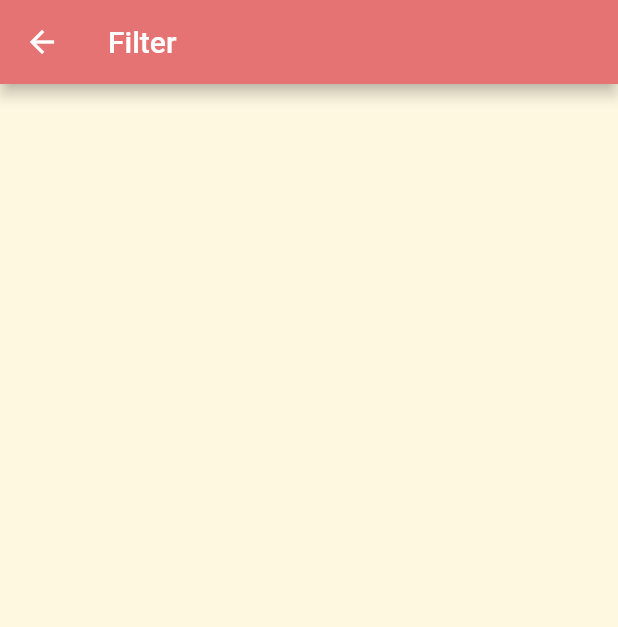
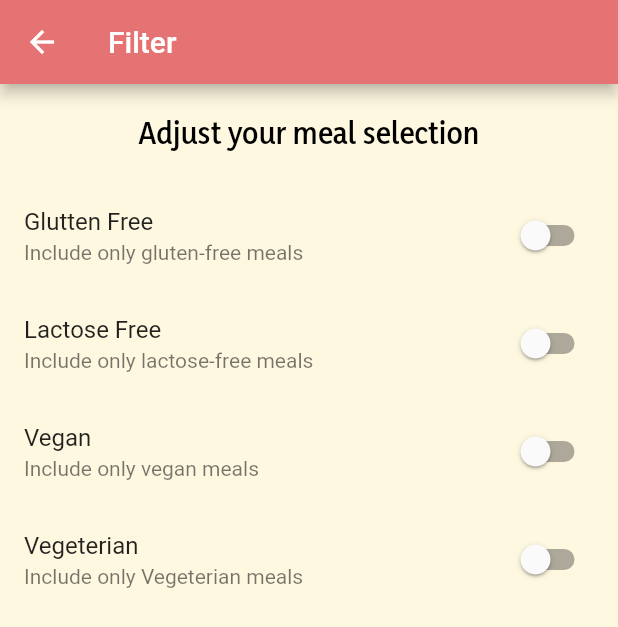
Before and after one commit to SerKleanthis/meal_app, a Flutter app: the FilterScreen screen opened by its route, on a phone screen of 412 x 824 dp. Shown: the top 627 px of the screen. Run offline on Flutter 3.47's test engine with Material 2 defaults, Android fonts, the phone set to English and light mode, and no system bars; our stand-ins replace lottie, shared_preferences; accounts and stored records are empty.

Commit message:
User preferences adde and filters modified

```diff
--- a/lib/importing_all.dart
+++ b/lib/importing_all.dart
@@ -3,6 +3,7 @@
 // Models
 export './models/category.dart';
 export './models/meal.dart';
+export './models/user_preferences.dart';
 
 // Screens
 export 'screens/categories_screen.dart';
--- a/lib/main.dart
+++ b/lib/main.dart
@@ -1,7 +1,11 @@
 import 'package:flutter/material.dart';
 import 'importing_all.dart';
 
-void main() => runApp(MyApp());
+void main() async {
+  WidgetsFlutterBinding.ensureInitialized();
+  await UserPreferences.init();
+  runApp(MyApp());
+}
 
 class MyApp extends StatefulWidget {
   @override
@@ -9,6 +13,15 @@ class MyApp extends StatefulWidget {
 }
 
 class _MyAppState extends State<MyApp> {
+  Map<String, bool> filters = {
+    'gluten-free': false,
+    'lactose-free': false,
+    'vegan': false,
+    'vegeterian': false,
+  };
+
+  void _setFilters(Map<String, bool> filters) {}
+
   @override
   Widget build(BuildContext context) {
     return MaterialApp(
--- /dev/null
+++ b/lib/models/user_preferences.dart
@@ -0,0 +1,35 @@
+import 'package:shared_preferences/shared_preferences.dart';
+
+class UserPreferences {
+  static late SharedPreferences _preferences;
+  static const _lactose = 'lactose-free';
+  static const _gluten = 'gluten-free';
+  static const _vegan = 'vegan';
+  static const _vegeterian = 'vegeterian';
+
+  // Init
+  static Future init() async =>
+      _preferences = await SharedPreferences.getInstance();
+
+  // Setters
+  static Future setLactoseFree(bool value) async =>
+      await _preferences.setBool(_lactose, value);
+
+  static Future setGlutenFree(bool value) async =>
+      await _preferences.setBool(_gluten, value);
+
+  static Future setVegan(bool value) async =>
+      await _preferences.setBool(_vegan, value);
+
+  static Future setVegeterian(bool value) async =>
+      await _preferences.setBool(_vegeterian, value);
+
+  // Getters
+  static bool isLactoseFree() => _preferences.getBool(_lactose) ?? false;
+
+  static bool isGlutenFree() => _preferences.getBool(_gluten) ?? false;
+
+  static bool isVegan() => _preferences.getBool(_vegan) ?? false;
+
+  static bool isVegeterian() => _preferences.getBool(_vegeterian) ?? false;
+}
--- a/lib/route/route_generator.dart
+++ b/lib/route/route_generator.dart
@@ -1,4 +1,5 @@
 import 'package:flutter/material.dart';
+import 'package:meal_app/main.dart';
 import 'package:meal_app/screens/favorites_screen.dart';
 import '../importing_all.dart';
 
--- a/lib/screens/filters_screen.dart
+++ b/lib/screens/filters_screen.dart
@@ -1,7 +1,27 @@
 import 'package:flutter/material.dart';
+import 'package:meal_app/importing_all.dart';
 
-class FilterScreen extends StatelessWidget {
+class FilterScreen extends StatefulWidget {
   static const routeName = '/filters';
+
+  @override
+  State<FilterScreen> createState() => _FilterScreenState();
+}
+
+class _FilterScreenState extends State<FilterScreen> {
+  bool _isGlutenFree = false;
+  bool _isLactoseFree = false;
+  bool _isVegan = false;
+  bool _isVegeterian = false;
+
+  @override
+  void initState() {
+    _isGlutenFree = UserPreferences.isGlutenFree() ?? false;
+    _isLactoseFree = UserPreferences.isLactoseFree() ?? false;
+    _isVegan = UserPreferences.isVegan() ?? false;
+    _isVegeterian = UserPreferences.isVegeterian() ?? false;
+    super.initState();
+  }
 
   @override
   Widget build(BuildContext context) {
@@ -9,7 +29,69 @@ class FilterScreen extends StatelessWidget {
       appBar: AppBar(
         title: const Text('Filter'),
       ),
-      body: null,
+      body: Column(
+        children: [
+          Container(
+            padding: const EdgeInsets.all(20),
+            child: Text(
+              'Adjust your meal selection',
+              style: Theme.of(context).textTheme.headline4,
+            ),
+          ),
+          Expanded(
+            child: ListView(
+              children: [
+                SwitchListTile(
+                  title: Text('Glutten Free'),
+                  value: _isGlutenFree,
+                  subtitle: Text('Include only gluten-free meals'),
+                  onChanged: (newValue) {
+                    setState(() {
+                      _isGlutenFree = newValue;
+                      UserPreferences.setGlutenFree(newValue);
+                    });
+                  },
+                ),
+                SwitchListTile(
+                  title: Text('Lactose Free'),
+                  value: _isLactoseFree,
+                  subtitle: Text('Include only lactose-free meals'),
+                  onChanged: (newValue) {
+                    setState(() {
+                      _isLactoseFree = newValue;
+                      UserPreferences.setLactoseFree(newValue);
+                    });
+                  },
+                ),
+                SwitchListTile(
+                  title: Text('Vegan'),
+                  value: _isVegan,
+                  subtitle: Text('Include only vegan meals'),
+                  onChanged: (newValue) {
+                    setState(() {
+                      _isVegan = newValue;
+                      UserPreferences.setVegan(newValue);
+                    });
+                  },
+                ),
+                SwitchListTile(
+                  title: Text('Vegeterian'),
+                  value: _isVegeterian,
+                  subtitle: Text('Include only Vegeterian meals'),
+                  onChanged: (newValue) {
+                    setState(() {
+                      _isVegeterian = newValue;
+                      UserPreferences.setVegeterian(newValue);
+                    });
+                  },
+                ),
+              ],
+            ),
+          )
+        ],
+      ),
     );
   }
+
+  void saveFilters() {}
 }
--- a/lib/screens/meals_screen.dart
+++ b/lib/screens/meals_screen.dart
@@ -1,5 +1,6 @@
 import 'package:flutter/material.dart';
 import 'package:lottie/lottie.dart';
+import 'dart:developer';
 import '../importing_all.dart';
 
 class MealsScreen extends StatefulWidget {
@@ -45,7 +46,7 @@ class _MealsScreenState extends State<MealsScreen> {
 
   @override
   void didChangeDependencies() {
-    mealsList = getCategoryMealsToList();
+    mealsList = getMealsList();
     super.didChangeDependencies();
   }
 
@@ -55,27 +56,71 @@ class _MealsScreenState extends State<MealsScreen> {
         height: MediaQuery.of(context).size.height,
         width: MediaQuery.of(context).size.width,
       ),
-      child: Stack(
-        alignment: Alignment.center,
+      child: Column(
         children: [
-          Lottie.asset('assets/images/plate.json',
-              height: MediaQuery.of(context).size.height),
-          Positioned(
-            bottom: 160,
-            child: Text(
-              'It\'s Empty',
-              style: Theme.of(context).textTheme.headline4,
-            ),
+          LimitedBox(
+            maxHeight: MediaQuery.of(context).size.height * 0.7,
+            child: Lottie.asset('assets/images/plate.json'),
+          ),
+          Text(
+            'It\'s Empty',
+            style: Theme.of(context).textTheme.headline4,
           ),
         ],
       ),
     );
   }
 
-  List<Meal> getCategoryMealsToList() {
-    return dummyMeals.where((meal) {
-      return meal.categories.contains(widget.categoryId);
-    }).toList();
+  List<Meal>? getMealsList() {
+    List<Meal> mealsList = dummyMeals
+        .where((meal) => meal.categories.contains(widget.categoryId))
+        .toList();
+    var toRemove = [];
+
+    for (var meal in mealsList) {
+      log('${meal.isLactoseFree} - ${UserPreferences.isLactoseFree().toString()}');
+
+      if (UserPreferences.isLactoseFree()) {
+        if (!meal.isLactoseFree) {
+          setState(() {
+            toRemove.add(meal);
+          });
+        }
+      }
+
+      if (UserPreferences.isGlutenFree()) {
+        if (!meal.isGluttenFree) {
+          setState(() {
+            if (!toRemove.contains(meal)) {
+              toRemove.add(meal);
+            }
+          });
+        }
+      }
+
+      if (UserPreferences.isVegan()) {
+        if (!meal.isVegan) {
+          setState(() {
+            if (!toRemove.contains(meal)) {
+              toRemove.add(meal);
+            }
+          });
+        }
+      }
+
+      if (UserPreferences.isVegeterian()) {
+        if (!meal.isVegeterian) {
+          setState(() {
+            if (!toRemove.contains(meal)) {
+              toRemove.add(meal);
+            }
+          });
+        }
+      }
+    }
+
+    mealsList.removeWhere((element) => toRemove.contains(element));
+    return mealsList;
   }
 
   void _removeItem(String id) {
--- a/lib/widgets/main_drawer.dart
+++ b/lib/widgets/main_drawer.dart
@@ -60,8 +60,8 @@ class MainDrawer extends StatelessWidget {
                 'Settings',
                 style: Theme.of(context).textTheme.headline3,
               ),
-              onTap: () => Navigator.of(context)
-                  .pushReplacementNamed(FilterScreen.routeName),
+              onTap: () =>
+                  Navigator.of(context).pushNamed(FilterScreen.routeName),
             ),
           ],
         ),
--- a/lib/widgets/meal_item.dart
+++ b/lib/widgets/meal_item.dart
@@ -1,5 +1,4 @@
 import 'dart:developer';
-
 import 'package:flutter/material.dart';
 import '../importing_all.dart';
 
--- a/pubspec.yaml
+++ b/pubspec.yaml
@@ -32,6 +32,7 @@ dependencies:
     sdk: flutter
   intl: ^0.17.0
   lottie: ^1.2.1
+  shared_preferences: ^2.0.8
 
 dev_dependencies:
   flutter_lints: ^1.0.0
```
Also changed, not shown: lib/screens/favorites_screen.dart (+45 -1 lines), pubspec.lock.
